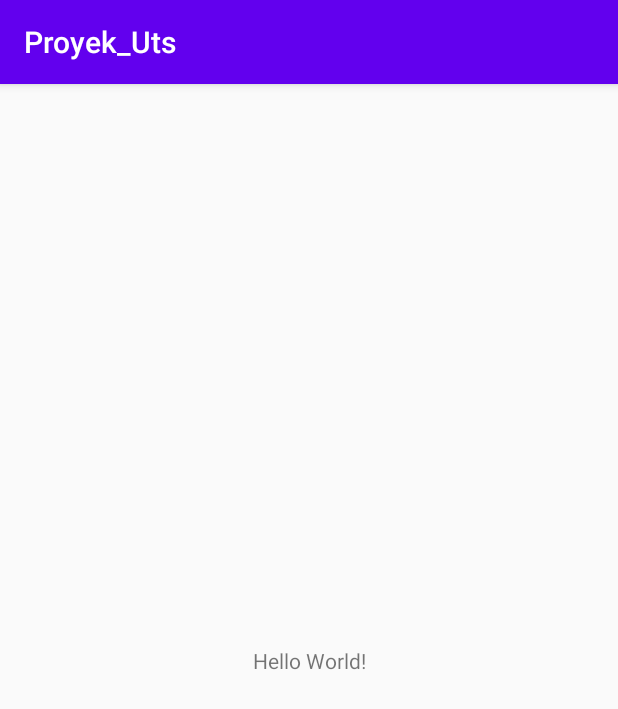
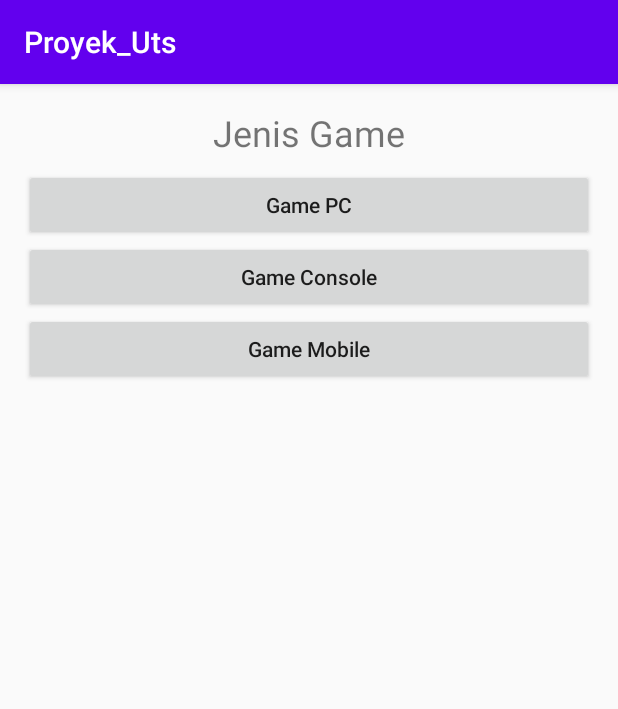
Before and after one commit to AvdhioBayu/Proyek_Uts, an Android app: the screen it shows after launch (MainActivity), on a phone screen of 412 x 824 dp. Shown: the top 709 px of the screen. Run offline under Robolectric (Android 15) with nearby library versions, the phone set to English and light mode, and no system bars.

Commit message:
DataDummy + Tampilan Main

```diff
--- a/app/build.gradle
+++ b/app/build.gradle
@@ -31,4 +31,6 @@ dependencies {
     testImplementation 'junit:junit:4.12'
     androidTestImplementation 'androidx.test.ext:junit:1.1.1'
     androidTestImplementation 'androidx.test.espresso:espresso-core:3.2.0'
+    implementation 'androidx.recyclerview:recyclerview:1.1.0'
+    implementation 'com.github.bumptech.glide:glide:4.11.0'
 }
--- a/app/src/main/AndroidManifest.xml
+++ b/app/src/main/AndroidManifest.xml
@@ -9,6 +9,9 @@
         android:roundIcon="@mipmap/ic_launcher_round"
         android:supportsRtl="true"
         android:theme="@style/AppTheme">
+        <activity android:name=".MobileActivity"></activity>
+        <activity android:name=".ConsoleActivity" />
+        <activity android:name=".PcActivity" />
         <activity android:name=".MainActivity">
             <intent-filter>
                 <action android:name="android.intent.action.MAIN" />
--- a/app/src/main/res/layout/activity_main.xml
+++ b/app/src/main/res/layout/activity_main.xml
@@ -7,12 +7,59 @@
     tools:context=".MainActivity">
 
     <TextView
-        android:layout_width="wrap_content"
+    android:id="@+id/text_title"
+    android:layout_width="wrap_content"
+    android:layout_height="wrap_content"
+    android:layout_marginTop="16dp"
+    android:text="Jenis Game"
+    android:textSize="24sp"
+    app:layout_constraintEnd_toEndOf="parent"
+    app:layout_constraintStart_toStartOf="parent"
+    app:layout_constraintTop_toTopOf="parent"
+    />
+
+    <Button
+        android:id="@+id/gamepc"
+        android:layout_width="0dp"
         android:layout_height="wrap_content"
-        android:text="Hello World!"
-        app:layout_constraintBottom_toBottomOf="parent"
-        app:layout_constraintLeft_toLeftOf="parent"
-        app:layout_constraintRight_toRightOf="parent"
-        app:layout_constraintTop_toTopOf="parent" />
+        android:layout_marginStart="16dp"
+        android:layout_marginTop="8dp"
+        android:layout_marginEnd="16dp"
+        android:text="Game PC"
+        android:textAllCaps="false"
+        android:onClick="GamePC"
+        app:layout_constraintEnd_toEndOf="parent"
+        app:layout_constraintStart_toStartOf="parent"
+        app:layout_constraintTop_toBottomOf="@+id/text_title"
+        />
+
+    <Button
+        android:id="@+id/gameconsole"
+        android:layout_width="0dp"
+        android:layout_height="wrap_content"
+        android:layout_marginStart="16dp"
+        android:layout_marginEnd="16dp"
+        android:onClick="GameConsole"
+        android:text="Game Console"
+        android:textAllCaps="false"
+        app:layout_constraintEnd_toEndOf="parent"
+        app:layout_constraintHorizontal_bias="0.0"
+        app:layout_constraintStart_toStartOf="parent"
+        app:layout_constraintTop_toBottomOf="@+id/gamepc" />
+
+    <Button
+        android:id="@+id/gamemobile"
+        android:layout_width="0dp"
+        android:layout_height="wrap_content"
+        android:layout_marginStart="16dp"
+        android:layout_marginEnd="16dp"
+        android:onClick="GameMobile"
+        android:text="Game Mobile"
+        android:textAllCaps="false"
+        app:layout_constraintEnd_toEndOf="parent"
+        app:layout_constraintHorizontal_bias="0.0"
+        app:layout_constraintStart_toStartOf="parent"
+        app:layout_constraintTop_toBottomOf="@+id/gameconsole" />
+
 
 </androidx.constraintlayout.widget.ConstraintLayout>
```
Also changed, not shown: app/src/main/java/com/Avdhio/proyek_uts/ConsoleActivity.java (added, +14 -0 lines), app/src/main/java/com/Avdhio/proyek_uts/DataDummy.java (added, +34 -0 lines), app/src/main/java/com/Avdhio/proyek_uts/MainActivity.java (+19 -0 lines), app/src/main/java/com/Avdhio/proyek_uts/MobileActivity.java (added, +14 -0 lines), app/src/main/java/com/Avdhio/proyek_uts/Model/GameLogo.java (added, +31 -0 lines), app/src/main/java/com/Avdhio/proyek_uts/PcActivity.java (added, +14 -0 lines), app/src/main/res/layout/activity_console.xml (added, +9 -0 lines), app/src/main/res/layout/activity_mobile.xml (added, +9 -0 lines), app/src/main/res/layout/activity_pc.xml (added, +9 -0 lines), app/src/main/res/layout/item_logo.xml (added, +26 -0 lines), app/src/main/res/drawable-v24/pubg.jpg (added), app/src/main/res/drawable-v24/pubg.png (added).
